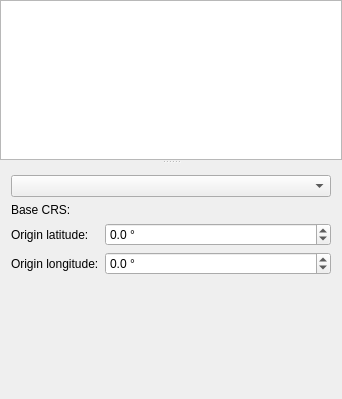
qgis/QGIS, file src/ui/qgsgenericprojectionselectorbase.ui: the form before one commit; both pictures show x 0 to 342 and y 0 to 399 of the 342 by 636 pixel window.
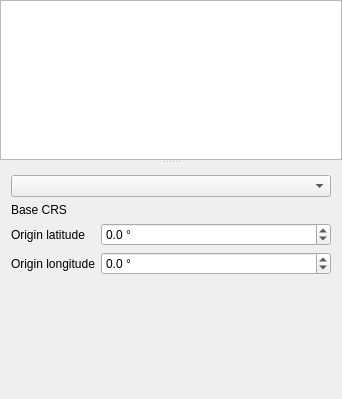
The form after the commit. The open tabs and pages were chosen to show the change. Icons and pictures are not drawn. Custom widgets are drawn as their Qt base class.

Commit message: Remove trailing colon in widget label

```diff
--- a/src/ui/qgsgenericprojectionselectorbase.ui
+++ b/src/ui/qgsgenericprojectionselectorbase.ui
@@ -145,7 +145,7 @@
              <item row="0" column="0">
               <widget class="QLabel" name="mLabelTopoBaseCrs">
                <property name="text">
-                <string>Base CRS:</string>
+                <string>Base CRS</string>
                </property>
               </widget>
              </item>
@@ -155,7 +155,7 @@
              <item row="1" column="0">
               <widget class="QLabel" name="mLabelTopoLat">
                <property name="text">
-                <string>Origin latitude:</string>
+                <string>Origin latitude</string>
                </property>
               </widget>
              </item>
@@ -178,7 +178,7 @@
              <item row="2" column="0">
               <widget class="QLabel" name="mLabelTopoLon">
                <property name="text">
-                <string>Origin longitude:</string>
+                <string>Origin longitude</string>
                </property>
               </widget>
              </item>
```
